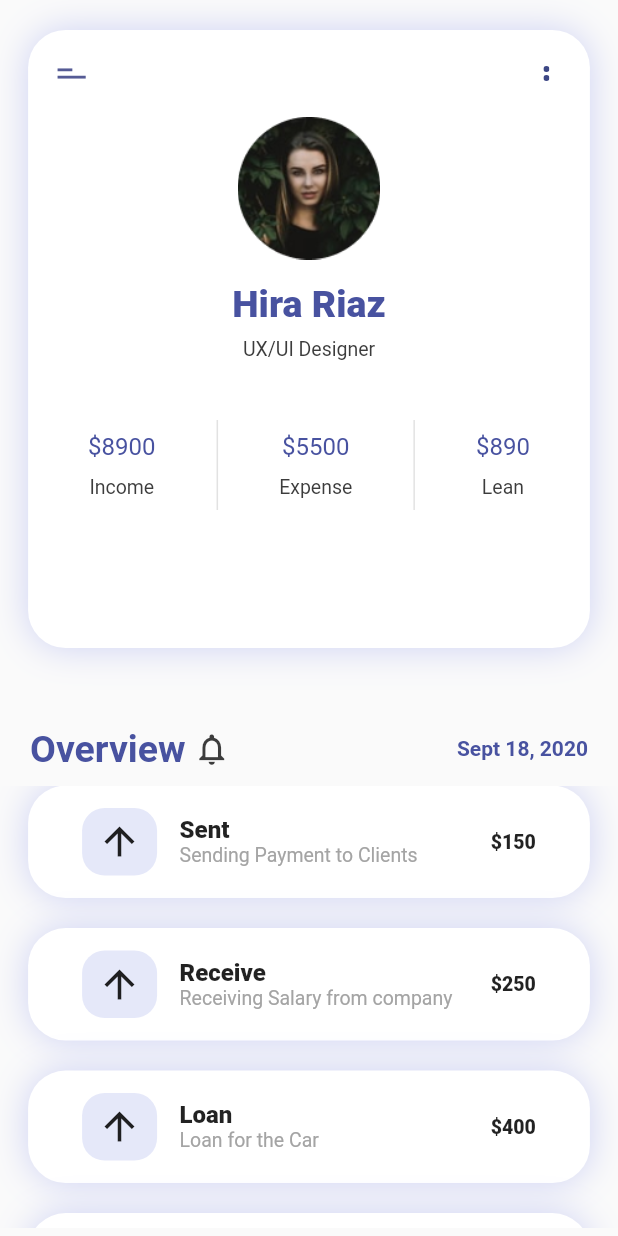
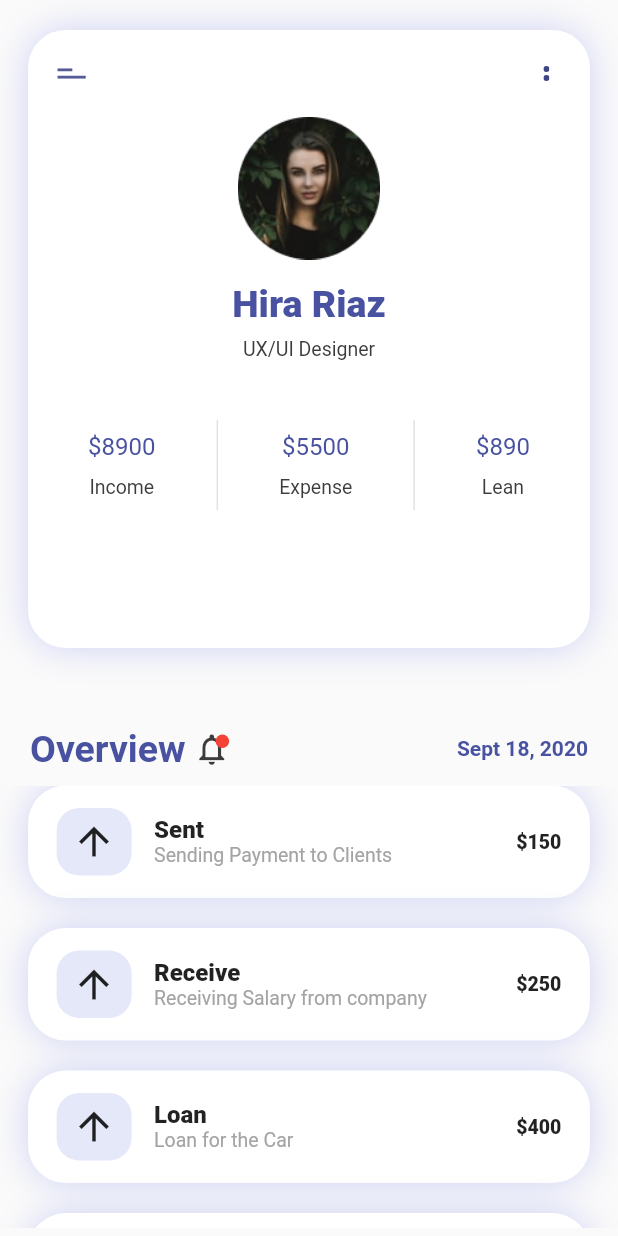
Before and after one commit to Lacerda53/FinanceFlutter, a Flutter app: the Home screen opened by its route, after a tap on an icon or button, on a phone screen of 412 x 824 dp. Run offline on Flutter 3.47's test engine with Material 2 defaults, Android fonts, the phone set to English and light mode, and no system bars; our stand-ins replace flutter_mobx, flutter_svg, mobx; generated files the repository leaves out were written again.

Commit message:
add point red in notification

```diff
--- a/lib/views/home.view.dart
+++ b/lib/views/home.view.dart
@@ -39,10 +39,25 @@ class _HomeState extends State<Home> {
                         SizedBox(
                           width: 5,
                         ),
-                        Icon(
-                          Icons.notifications_none,
-                          size: 25,
-                          color: secundaryColor,
+                        Stack(
+                          children: [
+                            Icon(
+                              Icons.notifications_none,
+                              size: 25,
+                              color: secundaryColor,
+                            ),
+                            Positioned(
+                              bottom: 13,
+                              right: 1,
+                              child: Container(
+                                width: 9,
+                                height: 9,
+                                decoration: BoxDecoration(
+                                    borderRadius: BorderRadius.circular(10),
+                                    color: Colors.red),
+                              ),
+                            ),
+                          ],
                         ),
                       ],
                     ),
--- a/lib/views/themes/styles.dart
+++ b/lib/views/themes/styles.dart
@@ -3,7 +3,7 @@ import 'package:flutter/material.dart';
 const brightness = Brightness.dark;
 const primaryColor = const Color(0xFF4852A0);
 const secundaryColor = const Color(0xFF3C3C3C);
-const bgColor = const Color(0xFFF0F7FF);
+const bgColor = const Color(0xFFF3F8FE);
 const accentColor = const Color(0xFFFFFFFF);
 
 ThemeData mobileTheme() {
--- a/lib/views/widgets/overviewlist.widget.dart
+++ b/lib/views/widgets/overviewlist.widget.dart
@@ -48,7 +48,7 @@ class _TransationsState extends State<Transations> {
                                   borderRadius:
                                       BorderRadius.all(Radius.circular(25))),
                               child: Container(
-                                padding: EdgeInsets.only(left: 20, right: 20),
+                                padding: EdgeInsets.only(left: 3, right: 3),
                                 child: FlatButton(
                                   onPressed: () {
                                     Navigator.pushNamed(context, '/details',
```
Also changed, not shown: lib/data/data.json (+18 -0 lines), lib/views/details.view.dart (+38 -3 lines), assets/images/background.png (added), assets/images/background2.png (added).
